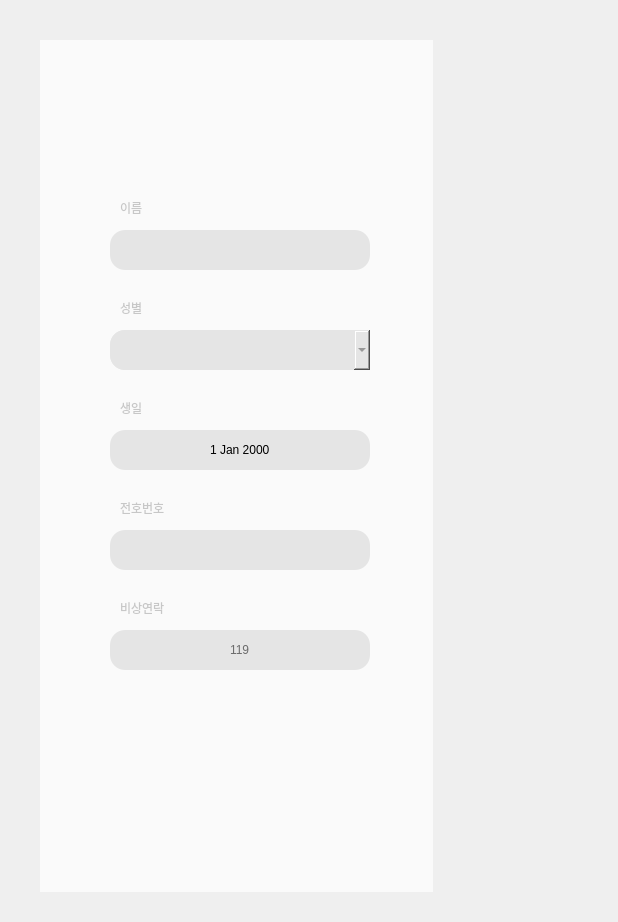
The window that SolCareGUI/createaccount.ui (addinedu-ros-7th/deeplearning-repo-5) describes before a commit, drawn with Qt 5.
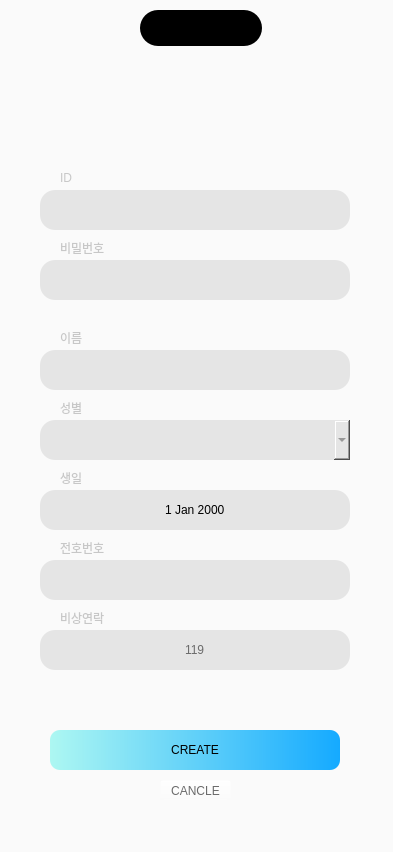
The same window after the commit. Icons and pictures are not drawn.

What changed in the file:
```diff
--- a/SolCareGUI/createaccount.ui
+++ b/SolCareGUI/createaccount.ui
@@ -6,8 +6,8 @@
    <rect>
     <x>0</x>
     <y>0</y>
-    <width>618</width>
-    <height>922</height>
+    <width>393</width>
+    <height>852</height>
    </rect>
   </property>
   <property name="windowTitle">
@@ -16,8 +16,8 @@
   <widget class="QLabel" name="lb_background">
    <property name="geometry">
     <rect>
-     <x>40</x>
-     <y>40</y>
+     <x>0</x>
+     <y>0</y>
      <width>393</width>
      <height>852</height>
     </rect>
@@ -32,10 +32,10 @@
   <widget class="QLabel" name="lb_logo">
    <property name="geometry">
     <rect>
-     <x>130</x>
-     <y>80</y>
-     <width>221</width>
-     <height>71</height>
+     <x>90</x>
+     <y>60</y>
+     <width>220</width>
+     <height>70</height>
     </rect>
    </property>
    <property name="styleSheet">
@@ -54,9 +54,9 @@
   <widget class="QLineEdit" name="le_user_name">
    <property name="geometry">
     <rect>
-     <x>110</x>
-     <y>230</y>
-     <width>260</width>
+     <x>40</x>
+     <y>190</y>
+     <width>310</width>
      <height>40</height>
     </rect>
    </property>
@@ -66,27 +66,12 @@
 border-radius: 15px</string>
    </property>
   </widget>
-  <widget class="QLineEdit" name="le_sex">
+  <widget class="QComboBox" name="cb_NewUserSex">
    <property name="geometry">
     <rect>
-     <x>110</x>
-     <y>330</y>
-     <width>260</width>
-     <height>40</height>
-    </rect>
-   </property>
-   <property name="styleSheet">
-    <string notr="true">background-color: #E5E5E5;
-color: rgb(107, 107, 107);
-border-radius: 15px</string>
-   </property>
-  </widget>
-  <widget class="QComboBox" name="cb_sex">
-   <property name="geometry">
-    <rect>
-     <x>110</x>
-     <y>330</y>
-     <width>260</width>
+     <x>40</x>
+     <y>420</y>
+     <width>310</width>
      <height>40</height>
     </rect>
    </property>
@@ -114,9 +99,9 @@
   <widget class="QDateEdit" name="dateEdit">
    <property name="geometry">
     <rect>
-     <x>110</x>
-     <y>430</y>
-     <width>260</width>
+     <x>40</x>
+     <y>490</y>
+     <width>310</width>
      <height>40</height>
     </rect>
    </property>
@@ -145,9 +130,9 @@
   <widget class="QLineEdit" name="le_user_phone">
    <property name="geometry">
     <rect>
-     <x>110</x>
-     <y>530</y>
-     <width>260</width>
+     <x>40</x>
+     <y>560</y>
+     <width>310</width>
      <height>40</height>
     </rect>
    </property>
@@ -163,9 +148,9 @@
   <widget class="QLineEdit" name="le_user_emer_phone">
    <property name="geometry">
     <rect>
-     <x>110</x>
+     <x>40</x>
      <y>630</y>
-     <width>260</width>
+     <width>310</width>
      <height>40</height>
     </rect>
    </property>
@@ -184,8 +169,8 @@
   <widget class="QLabel" name="label">
    <property name="geometry">
     <rect>
-     <x>120</x>
-     <y>200</y>
+     <x>60</x>
+     <y>170</y>
      <width>60</width>
      <height>16</height>
     </rect>
@@ -195,14 +180,14 @@
 </string>
    </property>
    <property name="text">
-    <string>이름</string>
+    <string>ID</string>
    </property>
   </widget>
   <widget class="QLabel" name="label_2">
    <property name="geometry">
     <rect>
-     <x>120</x>
-     <y>300</y>
+     <x>60</x>
+     <y>400</y>
      <width>60</width>
      <height>16</height>
     </rect>
@@ -218,8 +203,8 @@
   <widget class="QLabel" name="label_3">
    <property name="geometry">
     <rect>
-     <x>120</x>
-     <y>400</y>
+     <x>60</x>
+     <y>470</y>
      <width>60</width>
      <height>16</height>
     </rect>
@@ -235,8 +220,8 @@
   <widget class="QLabel" name="label_4">
    <property name="geometry">
     <rect>
-     <x>120</x>
-     <y>500</y>
+     <x>60</x>
+     <y>540</y>
      <width>60</width>
      <height>16</height>
     </rect>
@@ -252,8 +237,8 @@
   <widget class="QLabel" name="label_5">
    <property name="geometry">
     <rect>
-     <x>120</x>
-     <y>600</y>
+     <x>60</x>
+     <y>610</y>
      <width>60</width>
      <height>16</height>
     </rect>
@@ -266,6 +251,127 @@
     <string>비상연락 </string>
    </property>
   </widget>
+  <widget class="QPushButton" name="btn_create">
+   <property name="geometry">
+    <rect>
+     <x>50</x>
+     <y>730</y>
+     <width>290</width>
+     <height>40</height>
+    </rect>
+   </property>
+   <property name="styleSheet">
+    <string notr="true">background-color: qlineargradient(spread:pad, x1:0, y1:0, x2:1, y2:0, stop:0 rgba(173, 247, 242, 255), stop:1 rgba(21, 170, 255, 255));
+color: black;              
+border-radius: 10px; 
+padding: 5px;
+</string>
+   </property>
+   <property name="text">
+    <string>CREATE</string>
+   </property>
+  </widget>
+  <widget class="QPushButton" name="btn_cancle">
+   <property name="geometry">
+    <rect>
+     <x>160</x>
+     <y>780</y>
+     <width>71</width>
+     <height>21</height>
+    </rect>
+   </property>
+   <property name="styleSheet">
+    <string notr="true">background-color: rgb(255, 255, 255,0);
+color: rgb(107, 107, 107);
+
+
+</string>
+   </property>
+   <property name="text">
+    <string>CANCLE</string>
+   </property>
+  </widget>
+  <widget class="QLabel" name="label_6">
+   <property name="geometry">
+    <rect>
+     <x>60</x>
+     <y>240</y>
+     <width>60</width>
+     <height>16</height>
+    </rect>
+   </property>
+   <property name="styleSheet">
+    <string notr="true">color: rgb(199, 199, 199)
+</string>
+   </property>
+   <property name="text">
+    <string>비밀번호</string>
+   </property>
+  </widget>
+  <widget class="QLineEdit" name="le_NewUserPassword">
+   <property name="geometry">
+    <rect>
+     <x>40</x>
+     <y>260</y>
+     <width>310</width>
+     <height>40</height>
+    </rect>
+   </property>
+   <property name="styleSheet">
+    <string notr="true">background-color: #E5E5E5;
+color: rgb(107, 107, 107);
+border-radius: 15px</string>
+   </property>
+  </widget>
+  <widget class="QLineEdit" name="le_NewUserName">
+   <property name="geometry">
+    <rect>
+     <x>40</x>
+     <y>350</y>
+     <width>310</width>
+     <height>40</height>
+    </rect>
+   </property>
+   <property name="styleSheet">
+    <string notr="true">background-color: #E5E5E5;
+color: rgb(107, 107, 107);
+border-radius: 15px</string>
+   </property>
+  </widget>
+  <widget class="QLabel" name="label_7">
+   <property name="geometry">
+    <rect>
+     <x>60</x>
+     <y>330</y>
+     <width>60</width>
+     <height>16</height>
+    </rect>
+   </property>
+   <property name="styleSheet">
+    <string notr="true">color: rgb(199, 199, 199)
+</string>
+   </property>
+   <property name="text">
+    <string>이름</string>
+   </property>
+  </widget>
+  <widget class="QLabel" name="lb_DynamicIsland">
+   <property name="geometry">
+    <rect>
+     <x>140</x>
+     <y>10</y>
+     <width>122</width>
+     <height>36</height>
+    </rect>
+   </property>
+   <property name="styleSheet">
+    <string notr="true">background-color: rgb(0, 0, 0);
+border-radius: 18px</string>
+   </property>
+   <property name="text">
+    <string/>
+   </property>
+  </widget>
  </widget>
  <resources>
   <include location="resource.qrc"/>
```
Left out of the diff: 8 changed lines with no effect on the pictures.
